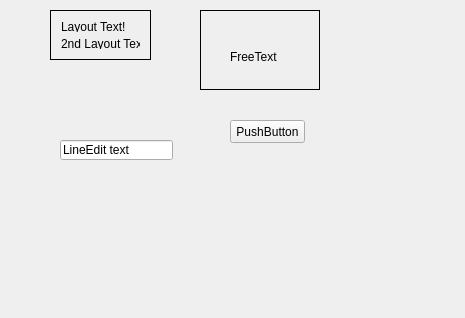
Above: mainwindow.ui from Dimaximym/QmlParser before the change. Below: the same form after it.
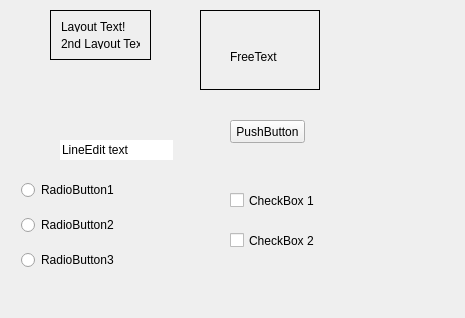
That is the form after the change.

```diff
--- a/mainwindow.ui
+++ b/mainwindow.ui
@@ -104,9 +104,68 @@
      <string>LineEdit text</string>
     </property>
     <property name="frame">
-     <bool>true</bool>
+     <bool>false</bool>
     </property>
    </widget>
+   <widget class="QCheckBox" name="checkBox">
+    <property name="geometry">
+     <rect>
+      <x>230</x>
+      <y>180</y>
+      <width>111</width>
+      <height>41</height>
+     </rect>
+    </property>
+    <property name="text">
+     <string>CheckBox 1</string>
+    </property>
+   </widget>
+   <widget class="QCheckBox" name="checkBox_2">
+    <property name="geometry">
+     <rect>
+      <x>230</x>
+      <y>230</y>
+      <width>121</width>
+      <height>21</height>
+     </rect>
+    </property>
+    <property name="text">
+     <string>CheckBox 2</string>
+    </property>
+   </widget>
+   <widget class="QWidget" name="gridLayoutWidget">
+    <property name="geometry">
+     <rect>
+      <x>10</x>
+      <y>160</y>
+      <width>171</width>
+      <height>131</height>
+     </rect>
+    </property>
+    <layout class="QGridLayout" name="gridLayout_2">
+     <item row="1" column="0">
+      <widget class="QRadioButton" name="radioButton_3">
+       <property name="text">
+        <string>RadioButton2</string>
+       </property>
+      </widget>
+     </item>
+     <item row="0" column="0">
+      <widget class="QRadioButton" name="radioButton_2">
+       <property name="text">
+        <string>RadioButton1</string>
+       </property>
+      </widget>
+     </item>
+     <item row="2" column="0">
+      <widget class="QRadioButton" name="radioButton">
+       <property name="text">
+        <string>RadioButton3</string>
+       </property>
+      </widget>
+     </item>
+    </layout>
+   </widget>
   </widget>
  </widget>
  <layoutdefault spacing="6" margin="11"/>
```
